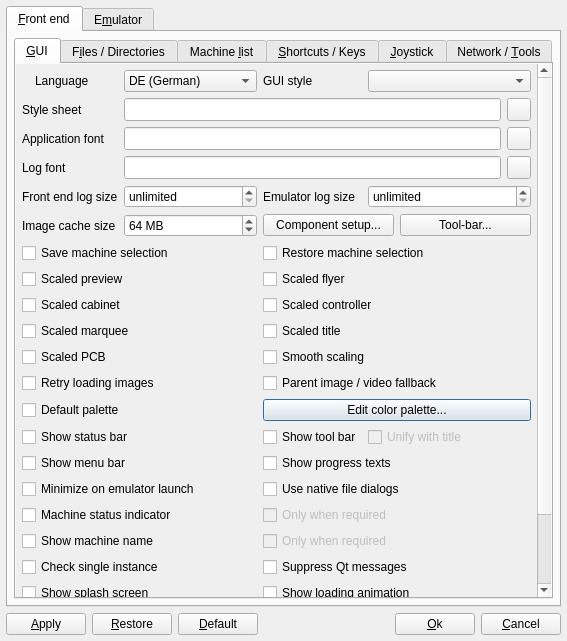
Above: options.ui from qmc2/qmc2-mame-fe before the change. Below: the same form after it.
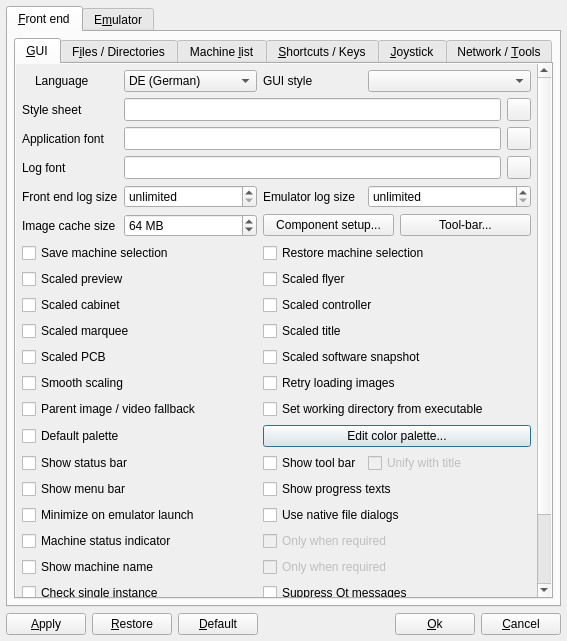
That is the form after the change. Icons and pictures are not drawn.

Commit message: imp: created class hierarchy for software artwork

```diff
--- a/options.ui
+++ b/options.ui
@@ -81,7 +81,7 @@
                    </property>
                   </widget>
                  </item>
-                 <item row="16" column="3" colspan="4">
+                 <item row="17" column="3" colspan="4">
                   <widget class="QCheckBox" name="checkBoxNativeFileDialogs">
                    <property name="toolTip">
                     <string>Use the system's own (native) file dialogs, otherwise Qt's built-in dialogs are used</string>
@@ -91,7 +91,7 @@
                    </property>
                   </widget>
                  </item>
-                 <item row="23" column="0" colspan="7">
+                 <item row="24" column="0" colspan="7">
                   <spacer name="spacer4">
                    <property name="orientation">
                     <enum>Qt::Vertical</enum>
@@ -144,7 +144,7 @@
                    </property>
                   </widget>
                  </item>
-                 <item row="18" column="0" colspan="3">
+                 <item row="19" column="0" colspan="3">
                   <widget class="QCheckBox" name="checkBoxShowGameName">
                    <property name="toolTip">
                     <string>Show machine's description at the bottom of any images</string>
@@ -154,7 +154,7 @@
                    </property>
                   </widget>
                  </item>
-                 <item row="18" column="3" colspan="4">
+                 <item row="19" column="3" colspan="4">
                   <widget class="QCheckBox" name="checkBoxShowGameNameOnlyWhenRequired">
                    <property name="enabled">
                     <bool>false</bool>
@@ -170,7 +170,7 @@
                    </property>
                   </widget>
                  </item>
-                 <item row="19" column="0" colspan="3">
+                 <item row="20" column="0" colspan="3">
                   <widget class="QCheckBox" name="checkBoxCheckSingleInstance">
                    <property name="toolTip">
                     <string>Check for other instances of this QMC2 variant on startup</string>
@@ -180,7 +180,7 @@
                    </property>
                   </widget>
                  </item>
-                 <item row="19" column="3" colspan="4">
+                 <item row="20" column="3" colspan="4">
                   <widget class="QCheckBox" name="checkBoxSuppressQtMessages">
                    <property name="toolTip">
                     <string>Suppress all messages sent through either the QDebug class or one of the qDebug() / qCritical() / qWarning() / qFatal() functions</string>
@@ -190,26 +190,6 @@
                    </property>
                   </widget>
                  </item>
-                 <item row="12" column="0" colspan="3">
-                  <widget class="QCheckBox" name="checkBoxRetryLoadingImages">
-                   <property name="toolTip">
-                    <string>Retry loading images which weren't found before?</string>
-                   </property>
-                   <property name="text">
-                    <string>Retry loading images</string>
-                   </property>
-                  </widget>
-                 </item>
-                 <item row="12" column="3" colspan="4">
-                  <widget class="QCheckBox" name="checkBoxParentImageFallback">
-                   <property name="toolTip">
-                    <string>Fall back to the parent's image / video if an indivual image / video is missing but there's one for the parent</string>
-                   </property>
-                   <property name="text">
-                    <string>Parent image / video fallback</string>
-                   </property>
-                  </widget>
-                 </item>
                  <item row="5" column="3" colspan="4">
                   <layout class="QHBoxLayout" name="horizontalLayout_4">
                    <item>
@@ -247,7 +227,7 @@
                    </property>
                   </widget>
                  </item>
-                 <item row="17" column="3" colspan="4">
+                 <item row="18" column="3" colspan="4">
                   <widget class="QCheckBox" name="checkBoxGameStatusIndicatorOnlyWhenRequired">
                    <property name="enabled">
                     <bool>false</bool>
@@ -260,6 +240,13 @@
                    </property>
                   </widget>
                  </item>
+                 <item row="4" column="0">
+                  <widget class="QLabel" name="labelFrontendLogSize">
+                   <property name="text">
+                    <string>Front end log size</string>
+                   </property>
+                  </widget>
+                 </item>
                  <item row="8" column="3" colspan="4">
                   <widget class="QCheckBox" name="checkBoxScaledFlyer">
                    <property name="toolTip">
@@ -323,7 +310,7 @@
                    </property>
                   </widget>
                  </item>
-                 <item row="20" column="0" colspan="3">
+                 <item row="21" column="0" colspan="3">
                   <widget class="QCheckBox" name="checkBoxShowSplashScreen">
                    <property name="toolTip">
                     <string>Show splash screen when starting up?</string>
@@ -333,7 +320,7 @@
                    </property>
                   </widget>
                  </item>
-                 <item row="24" column="0" colspan="7">
+                 <item row="25" column="0" colspan="7">
                   <layout class="QHBoxLayout" name="layout3">
                    <item>
                     <widget class="QLabel" name="labelLegend1Pic">
@@ -369,26 +356,6 @@
                    </item>
                   </layout>
                  </item>
-                 <item row="11" column="0" colspan="3">
-                  <widget class="QCheckBox" name="checkBoxScaledPCB">
-                   <property name="toolTip">
-                    <string>Scale image to fit frame size (otherwise use original size)</string>
-                   </property>
-                   <property name="text">
-                    <string>Scaled PCB</string>
-                   </property>
-                  </widget>
-                 </item>
-                 <item row="11" column="3" colspan="4">
-                  <widget class="QCheckBox" name="checkBoxSmoothScaling">
-                   <property name="toolTip">
-                    <string>Smooth image scaling (nicer, but slower)</string>
-                   </property>
-                   <property name="text">
-                    <string>Smooth scaling</string>
-                   </property>
-                  </widget>
-                 </item>
                  <item row="4" column="1" colspan="2">
                   <widget class="QSpinBox" name="spinBoxFrontendLogSize">
                    <property name="sizePolicy">
@@ -469,7 +436,7 @@
                    </property>
                   </widget>
                  </item>
-                 <item row="15" column="3" colspan="4">
+                 <item row="16" column="3" colspan="4">
                   <widget class="QCheckBox" name="checkBoxProgressTexts">
                    <property name="toolTip">
                     <string>Show short description of current processing in progress bar</string>
@@ -509,7 +476,7 @@
                    </item>
                   </layout>
                  </item>
-                 <item row="17" column="0" colspan="3">
+                 <item row="18" column="0" colspan="3">
                   <widget class="QCheckBox" name="checkBoxGameStatusIndicator">
                    <property name="toolTip">
                     <string>Show vertical machine status indicator in machine details</string>
@@ -526,13 +493,6 @@
                    </property>
                   </widget>
                  </item>
-                 <item row="4" column="0">
-                  <widget class="QLabel" name="labelFrontendLogSize">
-                   <property name="text">
-                    <string>Front end log size</string>
-                   </property>
-                  </widget>
-                 </item>
                  <item row="0" column="1" colspan="2">
                   <widget class="QComboBox" name="comboBoxLanguage">
                    <property name="sizePolicy">
@@ -616,17 +576,17 @@
                    </property>
                   </widget>
                  </item>
-                 <item row="14" column="0" colspan="3">
-                  <widget class="QCheckBox" name="checkBoxStatusbar">
-                   <property name="toolTip">
-                    <string>Show status bar</string>
-                   </property>
-                   <property name="text">
-                    <string>Show status bar</string>
-                   </property>
-                  </widget>
-                 </item>
                  <item row="15" column="0" colspan="3">
+                  <widget class="QCheckBox" name="checkBoxStatusbar">
+                   <property name="toolTip">
+                    <string>Show status bar</string>
+                   </property>
+                   <property name="text">
+                    <string>Show status bar</string>
+                   </property>
+                  </widget>
+                 </item>
+                 <item row="16" column="0" colspan="3">
                   <widget class="QCheckBox" name="checkBoxShowMenuBar">
                    <property name="enabled">
                     <bool>true</bool>
@@ -707,7 +667,7 @@
                    </property>
                   </widget>
                  </item>
-                 <item row="16" column="0" colspan="3">
+                 <item row="17" column="0" colspan="3">
                   <widget class="QCheckBox" name="checkBoxMinimizeOnEmuLaunch">
                    <property name="toolTip">
                     <string>Minimize when launching emulators?</string>
@@ -717,7 +677,7 @@
                    </property>
                   </widget>
                  </item>
-                 <item row="14" column="3">
+                 <item row="15" column="3">
                   <widget class="QCheckBox" name="checkBoxToolbar">
                    <property name="sizePolicy">
                     <sizepolicy hsizetype="Preferred" vsizetype="Fixed">
@@ -733,7 +693,7 @@
                    </property>
                   </widget>
                  </item>
-                 <item row="14" column="4" colspan="3">
+                 <item row="15" column="4" colspan="3">
                   <widget class="QCheckBox" name="checkBoxUnifiedTitleAndToolBarOnMac">
                    <property name="enabled">
                     <bool>false</bool>
@@ -752,7 +712,7 @@
                    </property>
                   </widget>
                  </item>
-                 <item row="21" column="3" colspan="4">
+                 <item row="22" column="3" colspan="4">
                   <widget class="QCheckBox" name="checkBoxKillEmulatorsOnExit">
                    <property name="toolTip">
                     <string>Kill emulators when QMC2 exits?</string>
@@ -762,7 +722,7 @@
                    </property>
                   </widget>
                  </item>
-                 <item row="21" column="0" colspan="3">
+                 <item row="22" column="0" colspan="3">
                   <widget class="QCheckBox" name="checkBoxOneEmulatorOnly">
                    <property name="toolTip">
                     <string>Terminate all other emulator instances when launching a new one?</string>
@@ -782,7 +742,7 @@
                    </property>
                   </widget>
                  </item>
-                 <item row="13" column="0" colspan="3">
+                 <item row="14" column="0" colspan="3">
                   <widget class="QCheckBox" name="checkBoxStandardColorPalette">
                    <property name="toolTip">
                     <string>Use standard or custom color palette?</string>
@@ -792,7 +752,7 @@
                    </property>
                   </widget>
                  </item>
-                 <item row="13" column="3" colspan="4">
+                 <item row="14" column="3" colspan="4">
                   <widget class="QPushButton" name="pushButtonEditPalette">
                    <property name="toolTip">
                     <string>Edit the color palette</string>
@@ -802,7 +762,7 @@
                    </property>
                   </widget>
                  </item>
-                 <item row="20" column="3" colspan="4">
+                 <item row="21" column="3" colspan="4">
                   <widget class="QCheckBox" name="checkBoxShowLoadingAnimation">
                    <property name="toolTip">
                     <string>Show animation when loading, filtering or tagging the machine list?</string>
@@ -812,7 +772,57 @@
                    </property>
                   </widget>
                  </item>
-                 <item row="22" column="0" colspan="3">
+                 <item row="11" column="0" colspan="3">
+                  <widget class="QCheckBox" name="checkBoxScaledPCB">
+                   <property name="toolTip">
+                    <string>Scale image to fit frame size (otherwise use original size)</string>
+                   </property>
+                   <property name="text">
+                    <string>Scaled PCB</string>
+                   </property>
+                  </widget>
+                 </item>
+                 <item row="11" column="3" colspan="4">
+                  <widget class="QCheckBox" name="checkBoxScaledSoftwareSnapshot">
+                   <property name="toolTip">
+                    <string>Scale image to fit frame size (otherwise use original size)</string>
+                   </property>
+                   <property name="text">
+                    <string>Scaled software snapshot</string>
+                   </property>
+                  </widget>
+                 </item>
+                 <item row="12" column="0" colspan="3">
+                  <widget class="QCheckBox" name="checkBoxSmoothScaling">
+                   <property name="toolTip">
+                    <string>Smooth image scaling (nicer, but slower)</string>
+                   </property>
+                   <property name="text">
+                    <string>Smooth scaling</string>
+                   </property>
+                  </widget>
+                 </item>
+                 <item row="12" column="3" colspan="4">
+                  <widget class="QCheckBox" name="checkBoxRetryLoadingImages">
+                   <property name="toolTip">
+                    <string>Retry loading images which weren't found before?</string>
+                   </property>
+                   <property name="text">
+                    <string>Retry loading images</string>
+                   </property>
+                  </widget>
+                 </item>
+                 <item row="13" column="0" colspan="3">
+                  <widget class="QCheckBox" name="checkBoxParentImageFallback">
+                   <property name="toolTip">
+                    <string>Fall back to the parent's image / video if an indivual image / video is missing but there's one for the parent</string>
+                   </property>
+                   <property name="text">
+                    <string>Parent image / video fallback</string>
+                   </property>
+                  </widget>
+                 </item>
+                 <item row="13" column="3" colspan="4">
                   <widget class="QCheckBox" name="checkBoxSetWorkDirFromExec">
                    <property name="toolTip">
                     <string>Force QMC2's working directory to be the same as the executable's path</string>
```
Left out of the diff: 3 changed lines with no effect on the pictures. The commit also changes 23 other files.
